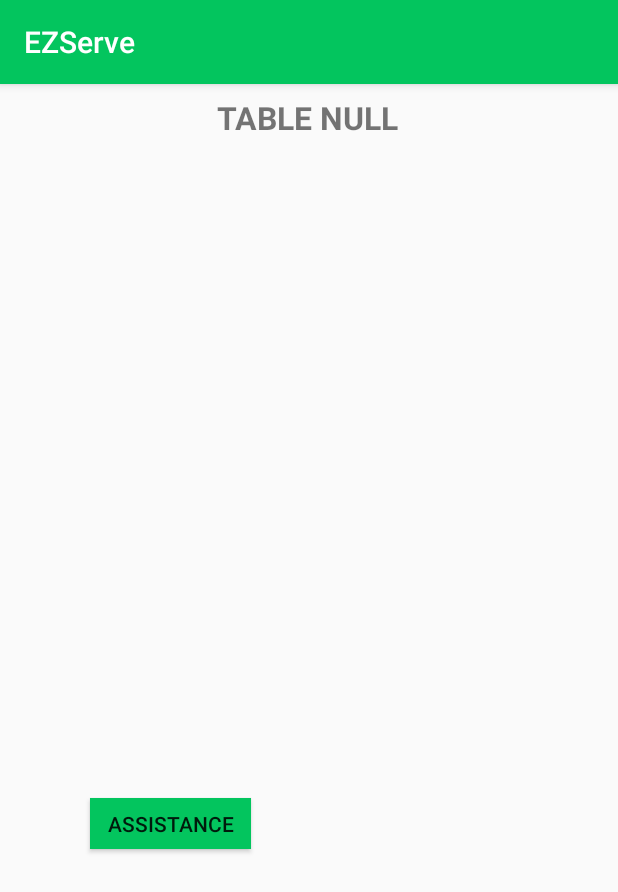
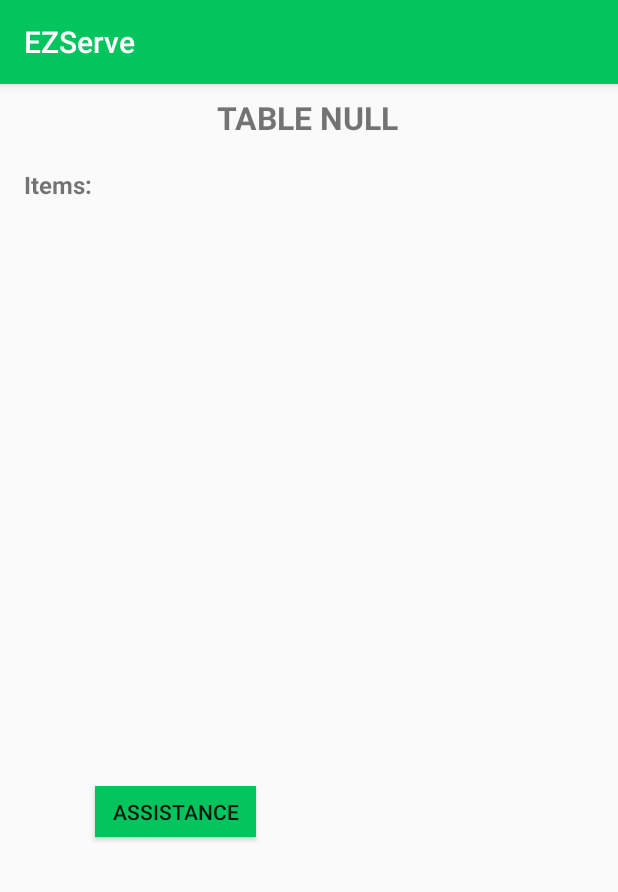
Before and after one commit to mbarbier9/EZServe, an Android app: the TableMain screen opened directly, with no data from a screen before it, on a phone screen of 412 x 824 dp. Shown: the top 892 px of the screen. Run offline under Robolectric (Android 15) with nearby library versions, the phone set to English and light mode, and no system bars; our stand-ins replace Firebase (no records; nobody signed in at launch, a user with empty details on screens opened directly).

Commit message:
Added items for table(Still needs work just the blueprint for now)

```diff
--- a/app/src/main/java/com/example/ezserve/TableMain.java
+++ b/app/src/main/java/com/example/ezserve/TableMain.java
@@ -5,9 +5,13 @@ import android.support.annotation.NonNull;
 import android.support.v7.app.AppCompatActivity;
 import android.os.Bundle;
 import android.view.View;
+import android.widget.ArrayAdapter;
 import android.widget.Button;
 import android.widget.EditText;
+import android.widget.ListView;
 import android.widget.TextView;
+
+import java.util.ArrayList;
 import java.util.concurrent.TimeUnit;
 import com.google.common.collect.Table;
 import com.google.firebase.auth.FirebaseAuth;
@@ -26,12 +30,15 @@ public class TableMain extends AppCompatActivity implements View.OnClickListener
     private String userID, tableChild;
     private DatabaseReference ref;
     private Button assistance;
+    private ArrayList<String> itemsList;
+    private ArrayAdapter<String> adapterItems;
     CustomerMainActivity cM;
 
     @Override
     protected void onCreate(Bundle savedInstanceState) {
         super.onCreate(savedInstanceState);
         setContentView(R.layout.activity_table_main);
+
 
         firebaseAuth = firebaseAuth.getInstance();
         userID = firebaseAuth.getCurrentUser().getUid();
@@ -42,6 +49,7 @@ public class TableMain extends AppCompatActivity implements View.OnClickListener
         assistance.setOnClickListener(this);
 
         tableNumTitle();
+        listView();
 
     }
 
@@ -79,6 +87,32 @@ public class TableMain extends AppCompatActivity implements View.OnClickListener
 
     }
 
+    public void listView(){
+        final ListView itemsListView = (ListView) findViewById(R.id.tableMainList);
+        itemsList = new ArrayList<>();
+        adapterItems = new ArrayAdapter<String>(this, R.layout.items_list, R.id.itemsListUnit, itemsList);
+
+        DatabaseReference newRef = ref.child("Items");
+        newRef.addValueEventListener(new ValueEventListener() {
+            @Override
+            public void onDataChange(@NonNull DataSnapshot dataSnapshot) {
+                for(DataSnapshot dS : dataSnapshot.getChildren()){
+                    String key = dS.getKey();
+                    String value = dS.getValue(String.class);
+
+                    itemsList.add(key + " $" + value);
+                }
+                itemsListView.setAdapter(adapterItems);
+
+            }
+
+            @Override
+            public void onCancelled(@NonNull DatabaseError databaseError) {
+
+            }
+        });
+    }
+
     @Override
     public void onClick(View view) {
         if (view == assistance){
--- a/app/src/main/res/layout/activity_table_main.xml
+++ b/app/src/main/res/layout/activity_table_main.xml
@@ -5,6 +5,28 @@
     android:layout_width="match_parent"
     android:layout_height="match_parent"
     tools:context=".TableMain">
+
+    <TextView
+        android:id="@+id/itemsTextView"
+        android:layout_width="wrap_content"
+        android:layout_height="wrap_content"
+        android:layout_marginStart="16dp"
+        android:layout_marginLeft="16dp"
+        android:layout_marginTop="56dp"
+        android:text="Items:"
+        android:textSize="16sp"
+        android:textStyle="bold"
+        app:layout_constraintStart_toStartOf="parent"
+        app:layout_constraintTop_toTopOf="parent" />
+
+    <ListView
+        android:id="@+id/tableMainList"
+        android:layout_width="359dp"
+        android:layout_height="375dp"
+        android:layout_marginTop="84dp"
+        app:layout_constraintEnd_toEndOf="parent"
+        app:layout_constraintStart_toStartOf="parent"
+        app:layout_constraintTop_toTopOf="parent" />
 
     <TextView
         android:id="@+id/tableNumberMain"
@@ -24,11 +46,11 @@
         android:id="@+id/assistanceButton"
         android:layout_width="107dp"
         android:layout_height="34dp"
-        android:layout_marginTop="476dp"
+        android:layout_marginTop="468dp"
         android:background="#03c55e"
         android:text="Assistance"
         app:layout_constraintEnd_toEndOf="parent"
-        app:layout_constraintHorizontal_bias="0.197"
+        app:layout_constraintHorizontal_bias="0.207"
         app:layout_constraintStart_toStartOf="parent"
         app:layout_constraintTop_toTopOf="parent" />
 </android.support.constraint.ConstraintLayout>
```
Also changed, not shown: app/src/main/res/layout/activity_customer_main.xml (+9 -8 lines), app/src/main/res/layout/items_list.xml (added, +18 -0 lines).
